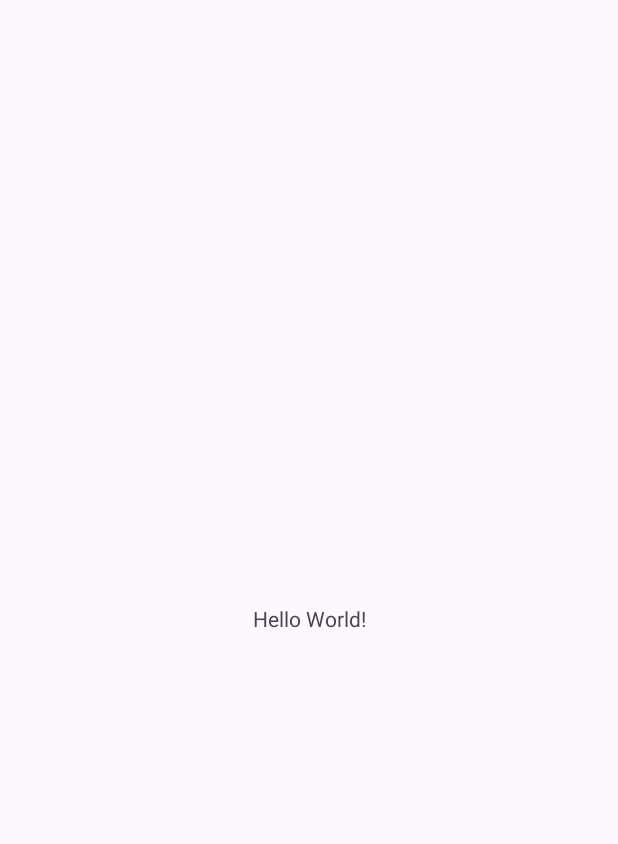
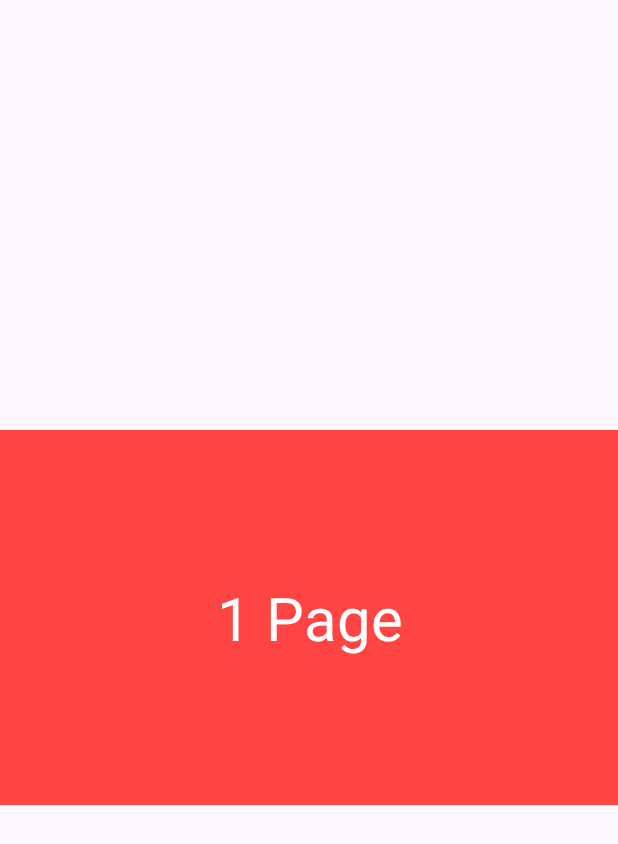
Before and after one commit to wjdwntjd55/Blog, an Android app: the screen it shows after launch (MainActivity), on a phone screen of 412 x 824 dp. Before the commit the part shown is almost empty. Shown: the top 844 px of the screen. Run offline under Robolectric (Android 15) with nearby library versions, the phone set to English and light mode, and no system bars.

Commit message:
feat : ViewPager2 를 이용해서 기본 banner 구현

```diff
--- a/Project/banner/app/build.gradle.kts
+++ b/Project/banner/app/build.gradle.kts
@@ -33,6 +33,9 @@ android {
     kotlinOptions {
         jvmTarget = "1.8"
     }
+    buildFeatures {
+        viewBinding = true
+    }
 }
 
 dependencies {
--- /dev/null
+++ b/Project/banner/app/src/main/java/com/project/banner/DataPage.kt
@@ -0,0 +1,3 @@
+package com.project.banner
+
+class DataPage(var color: Int, var title: String)
--- a/Project/banner/app/src/main/java/com/project/banner/MainActivity.kt
+++ b/Project/banner/app/src/main/java/com/project/banner/MainActivity.kt
@@ -5,16 +5,36 @@ import androidx.activity.enableEdgeToEdge
 import androidx.appcompat.app.AppCompatActivity
 import androidx.core.view.ViewCompat
 import androidx.core.view.WindowInsetsCompat
+import com.project.banner.databinding.ActivityMainBinding
 
 class MainActivity : AppCompatActivity() {
+
+    private lateinit var binding: ActivityMainBinding
     override fun onCreate(savedInstanceState: Bundle?) {
         super.onCreate(savedInstanceState)
         enableEdgeToEdge()
-        setContentView(R.layout.activity_main)
+
+        binding = ActivityMainBinding.inflate(layoutInflater)
+
+        setContentView(binding.root)
         ViewCompat.setOnApplyWindowInsetsListener(findViewById(R.id.main)) { v, insets ->
             val systemBars = insets.getInsets(WindowInsetsCompat.Type.systemBars())
             v.setPadding(systemBars.left, systemBars.top, systemBars.right, systemBars.bottom)
             insets
         }
+
+        val dataList = arrayListOf<DataPage>().apply {
+            add(DataPage(android.R.color.holo_red_light, "1 Page"))
+            add(DataPage(android.R.color.holo_orange_dark, "2 Page"))
+            add(DataPage(android.R.color.holo_green_dark, "3 Page"))
+            add(DataPage(android.R.color.holo_blue_light, "4 Page"))
+            add(DataPage(android.R.color.holo_blue_bright, "5 Page"))
+            add(DataPage(android.R.color.black, "6 Page"))
+        }
+
+        binding.viewPager2Main.run {
+            adapter = ViewPager2Adapter(dataList)
+        }
+
     }
 }
--- /dev/null
+++ b/Project/banner/app/src/main/java/com/project/banner/ViewPager2Adapter.kt
@@ -0,0 +1,30 @@
+package com.project.banner
+
+import android.view.LayoutInflater
+import android.view.ViewGroup
+import androidx.recyclerview.widget.RecyclerView
+import com.project.banner.databinding.ItemBannerBinding
+
+class ViewPager2Adapter(private val dataList: ArrayList<DataPage>): RecyclerView.Adapter<ViewPager2Adapter.ViewPager2ViewHolder>() {
+
+    inner class ViewPager2ViewHolder(private val binding: ItemBannerBinding): RecyclerView.ViewHolder(binding.root) {
+
+        fun bind(data: DataPage) {
+            binding.linearLayoutItemBanner.setBackgroundResource(data.color)
+            binding.textViewTitleItemBanner.text = data.title
+        }
+    }
+
+    override fun onCreateViewHolder(parent: ViewGroup, viewType: Int): ViewPager2ViewHolder {
+        return ViewPager2ViewHolder(ItemBannerBinding.inflate(LayoutInflater.from(parent.context), parent, false))
+    }
+
+    override fun getItemCount(): Int {
+        return dataList.size
+    }
+
+    override fun onBindViewHolder(holder: ViewPager2ViewHolder, position: Int) {
+        holder.bind(dataList[position])
+    }
+
+}
--- a/Project/banner/app/src/main/res/layout/activity_main.xml
+++ b/Project/banner/app/src/main/res/layout/activity_main.xml
@@ -1,5 +1,5 @@
 <?xml version="1.0" encoding="utf-8"?>
-<androidx.constraintlayout.widget.ConstraintLayout xmlns:android="http://schemas.android.com/apk/res/android"
+<androidx.appcompat.widget.LinearLayoutCompat xmlns:android="http://schemas.android.com/apk/res/android"
     xmlns:app="http://schemas.android.com/apk/res-auto"
     xmlns:tools="http://schemas.android.com/tools"
     android:id="@+id/main"
@@ -7,13 +7,11 @@
     android:layout_height="match_parent"
     tools:context=".MainActivity">
 
-    <TextView
-        android:layout_width="wrap_content"
+    <androidx.viewpager2.widget.ViewPager2
+        android:id="@+id/viewPager2_main"
+        android:layout_width="match_parent"
         android:layout_height="wrap_content"
-        android:text="Hello World!"
-        app:layout_constraintBottom_toBottomOf="parent"
-        app:layout_constraintEnd_toEndOf="parent"
-        app:layout_constraintStart_toStartOf="parent"
-        app:layout_constraintTop_toTopOf="parent" />
+        android:layout_gravity="center"
+        android:orientation="horizontal" />
 
-</androidx.constraintlayout.widget.ConstraintLayout>
+</androidx.appcompat.widget.LinearLayoutCompat>
--- /dev/null
+++ b/Project/banner/app/src/main/res/layout/item_banner.xml
@@ -0,0 +1,22 @@
+<?xml version="1.0" encoding="utf-8"?>
+<androidx.appcompat.widget.LinearLayoutCompat xmlns:android="http://schemas.android.com/apk/res/android"
+    android:layout_width="match_parent"
+    android:layout_height="match_parent">
+
+    <androidx.appcompat.widget.LinearLayoutCompat
+        android:id="@+id/linearLayout_item_banner"
+        android:layout_width="match_parent"
+        android:layout_height="250dp"
+        android:gravity="center_vertical">
+
+        <androidx.appcompat.widget.AppCompatTextView
+            android:id="@+id/textView_title_item_banner"
+            android:layout_width="match_parent"
+            android:layout_height="wrap_content"
+            android:textAlignment="center"
+            android:textColor="@color/white"
+            android:textSize="40sp" />
+
+    </androidx.appcompat.widget.LinearLayoutCompat>
+
+</androidx.appcompat.widget.LinearLayoutCompat>
```
